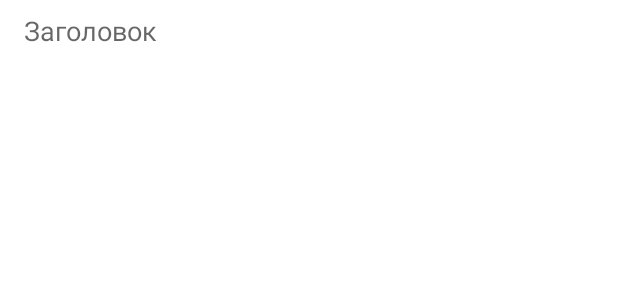
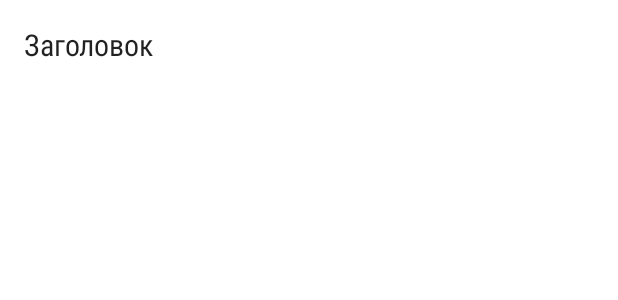
Before and after one commit to valpostnov/TFNews, an Android app: the layout item_news.xml on its own in the app's theme, with its tools: preview values and no code run, on a phone screen of 412 x 824 dp. Shown: the top 300 px of the screen. Run offline under Robolectric (Android 15) with nearby library versions, the phone set to English and light mode, and no system bars.

Commit message:
update ui

```diff
--- a/app/src/main/java/com/postnov/android/tfnews/base/BaseView.java
+++ b/app/src/main/java/com/postnov/android/tfnews/base/BaseView.java
@@ -5,6 +5,6 @@ package com.postnov.android.tfnews.base;
  */
 
 public interface BaseView {
-    void showError(String error);
+    void showError(Throwable throwable);
     void showProgressView(boolean show);
 }
--- a/app/src/main/java/com/postnov/android/tfnews/util/INetworkManager.java
+++ b/app/src/main/java/com/postnov/android/tfnews/util/INetworkManager.java
@@ -5,6 +5,5 @@ package com.postnov.android.tfnews.util;
  */
 
 public interface INetworkManager {
-    String CONNECTION_ERR = "Отсутствует подключение к сети";
     boolean networkIsAvailable();
 }
--- a/app/src/main/res/layout/fragment_content.xml
+++ b/app/src/main/res/layout/fragment_content.xml
@@ -26,6 +26,7 @@
             android:layout_marginRight="16dp"
             android:layout_marginTop="8dp"
             android:layout_marginBottom="8dp"
+            style="@style/Base.TextAppearance.AppCompat.Large"
             tools:text="Статья"
             />
     </ScrollView>
--- a/app/src/main/res/layout/item_news.xml
+++ b/app/src/main/res/layout/item_news.xml
@@ -8,12 +8,10 @@
 
     <TextView
         android:id="@+id/tv_news_title"
-        style="@style/TextAppearance.AppCompat.Medium"
+        style="@style/TextAppearance.AppCompat.Title"
+        android:fontFamily="sans-serif-condensed"
         android:layout_width="match_parent"
         android:layout_height="wrap_content"
-        android:layout_marginBottom="8dp"
-        android:layout_marginLeft="16dp"
-        android:layout_marginRight="16dp"
-        android:layout_marginTop="8dp"
+        android:layout_margin="16dp"
         tools:text="Заголовок" />
 </FrameLayout>
--- a/app/src/main/res/values/strings.xml
+++ b/app/src/main/res/values/strings.xml
@@ -2,4 +2,5 @@
     <string name="app_name">Тинькофф новости</string>
     <string name="news_empty_view">Нет новостей</string>
     <string name="btn_refresh">Обновить</string>
+    <string name="err.connection">Отсутствует подключение к сети</string>
 </resources>
```
Also changed, not shown: app/src/main/java/com/postnov/android/tfnews/news/NewsFragment.java (+8 -2 lines), app/src/main/java/com/postnov/android/tfnews/news/NewsPresenter.java (+3 -4 lines), app/src/main/java/com/postnov/android/tfnews/newscontent/NewsContentFragment.java (+9 -3 lines), app/src/main/java/com/postnov/android/tfnews/newscontent/NewsContentPresenter.java (+3 -5 lines), app/src/main/java/com/postnov/android/tfnews/util/NetworkConnectionException.java (added, +20 -0 lines).
